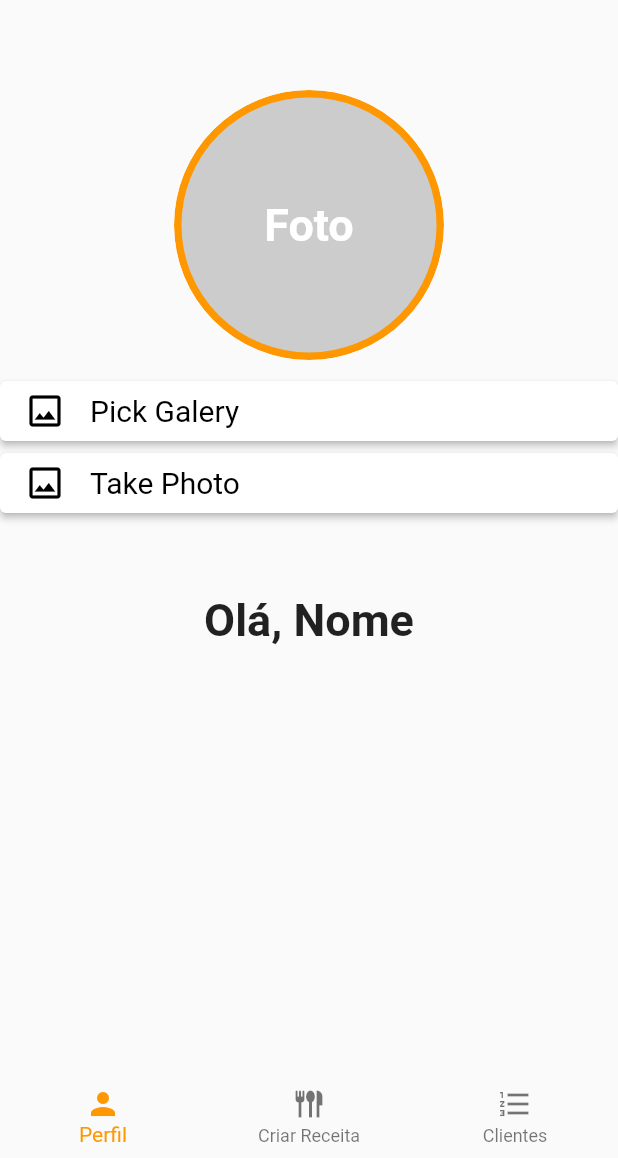
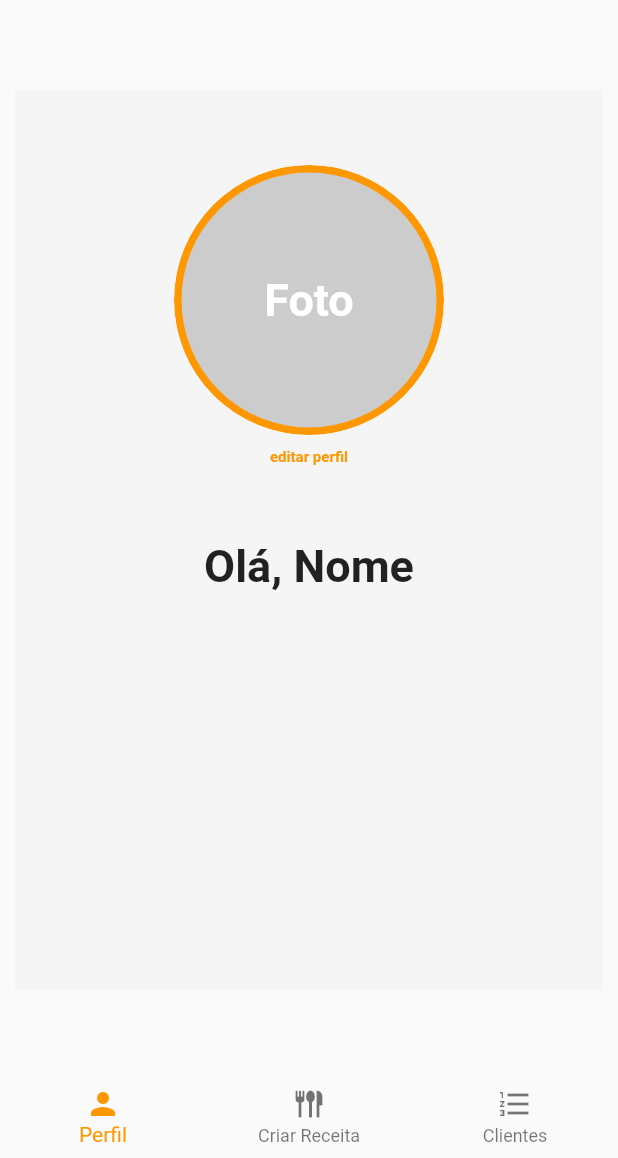
Before and after one commit to JoaoPaolinelli/nutritech, a Flutter app: the screen it shows after launch, on a phone screen of 412 x 824 dp, the part 78-1236 px from its top. Run offline on Flutter 3.47's test engine with Material 2 defaults, Android fonts, the light colour scheme and no system bars; our stand-ins replace image_picker, shared_preferences, sqflite; accounts and stored records are empty.

Commit message:
Teste de uso da Camera no Android

```diff
--- a/lib/home_page.dart
+++ b/lib/home_page.dart
@@ -1,4 +1,5 @@
 import 'dart:io';
+import 'package:flutter/cupertino.dart';
 import 'package:flutter/services.dart';
 import 'package:image_picker/image_picker.dart';
 import 'package:flutter/material.dart';
@@ -20,8 +21,13 @@ class HomePage extends StatefulWidget {
 class HomePageState extends State<HomePage> {
   File? image;
 
-  Future pickImage(ImageSource source) async {
+  Future pickImage(source) async {
     try {
+      if (source == null) {
+        setState(() => this.image = null);
+        return;
+      }
+
       final image = await ImagePicker().pickImage(source: source);
       if (image == null) return;
 
@@ -94,7 +100,9 @@ class HomePageState extends State<HomePage> {
               children: [
                 Container(
                   height: 600,
-                  width: MediaQuery.of(context).size.width,
+                  width: MediaQuery.of(context).size.width - 20,
+                  margin: const EdgeInsets.only(left: 10.0, right: 10.0),
+                  color: Color.fromARGB(5, 0, 0, 0),
                   child: Column(
                     mainAxisAlignment: MainAxisAlignment.start,
                     crossAxisAlignment: CrossAxisAlignment.center,
@@ -102,6 +110,7 @@ class HomePageState extends State<HomePage> {
                       Center(
                         child: Column(
                           children: [
+                            SizedBox(height: 50),
                             ClipOval(
                               child: Container(
                                 alignment: Alignment.center,
@@ -137,30 +146,60 @@ class HomePageState extends State<HomePage> {
                                       ),
                               ),
                             ),
-                            SizedBox(height: 10),
-                            buildButton(
-                              title: 'Pick Galery',
-                              icon: Icons.image_outlined,
-                              onClicked: () => pickImage(ImageSource.gallery),
+                            SizedBox(
+                              height: 30,
+                              child: TextButton(
+                                style: TextButton.styleFrom(
+                                  foregroundColor: Colors.orange,
+                                  //backgroundColor: Colors.white,
+                                  textStyle: TextStyle(
+                                      fontSize: 10,
+                                      fontWeight: FontWeight.bold),
+                                ),
+                                onPressed: () {
+                                  Platform.isIOS
+                                      ? showCupertinoModalPopup(
+                                          context: context,
+                                          builder: buildIOSActionSheet,
+                                        )
+                                      : showModalBottomSheet(
+                                          context: context,
+                                          builder: buildAndroidActionSheet,
+                                        );
+                                },
+                                child: const Text(
+                                  'editar perfil',
+                                  style: TextStyle(
+                                    color: Colors.orange,
+                                  ),
+                                ),
+                              ),
                             ),
-                            buildButton(
-                              title: 'Take Photo',
-                              icon: Icons.image_outlined,
-                              onClicked: () => pickImage(ImageSource.camera),
-                            ),
+                            // TextButton(onPressed: onPressed, child: const Text('Text')),
+
                             // Text('editar perfil',
                             //     textAlign: TextAlign.center,
-                            //     style: TextStyle(
-                            //         color: Colors.orange,
-                            //         fontSize: 10,
-                            //         fontWeight: FontWeight.bold)),
-                            SizedBox(height: 50),
+                            // style: TextStyle(
+                            //     color: Colors.orange,
+                            //     fontSize: 10,
+                            //     fontWeight: FontWeight.bold)),
+                            // SizedBox(height: 10),
+
+                            // buildButton(
+                            //   title: 'Pick Galery',
+                            //   icon: Icons.image_outlined,
+                            //   onClicked: () => pickImage(ImageSource.gallery),
+                            // ),
+                            // buildButton(
+                            //   title: 'Take Photo',
+                            //   icon: Icons.image_outlined,
+                            //   onClicked: () => pickImage(ImageSource.camera),
+                            // ),
+                            SizedBox(height: 40),
                             Text('Olá, Nome',
                                 textAlign: TextAlign.center,
                                 style: TextStyle(
-                                    // color: Colors.black,
-                                    fontSize: 30,
-                                    fontWeight: FontWeight.bold)),
+                                    fontSize: 30, fontWeight: FontWeight.bold)),
                           ],
                         ),
                       ),
@@ -169,7 +208,8 @@ class HomePageState extends State<HomePage> {
                 ),
                 Container(
                   height: 600,
-                  width: MediaQuery.of(context).size.width,
+                  width: MediaQuery.of(context).size.width - 20,
+                  margin: const EdgeInsets.only(left: 10.0, right: 10.0),
                   color: Colors.blue,
                   child: Column(
                     mainAxisAlignment: MainAxisAlignment.start,
@@ -179,7 +219,8 @@ class HomePageState extends State<HomePage> {
                 ),
                 Container(
                   height: 600,
-                  width: MediaQuery.of(context).size.width,
+                  width: MediaQuery.of(context).size.width - 20,
+                  margin: const EdgeInsets.only(left: 10.0, right: 10.0),
                   color: Colors.red,
                 ),
               ],
@@ -210,27 +251,73 @@ class HomePageState extends State<HomePage> {
     );
   }
 
-  Widget buildButton({
-    required String title,
-    required IconData icon,
-    required VoidCallback onClicked,
-  }) =>
-      ElevatedButton(
-        style: ElevatedButton.styleFrom(
-          minimumSize: Size.fromHeight(40),
-          foregroundColor: Colors.black,
-          backgroundColor: Colors.white,
-          textStyle: TextStyle(fontSize: 20),
+  Widget buildAndroidActionSheet(BuildContext context) {
+    return Column(
+      mainAxisSize: MainAxisSize.min,
+      children: [
+        ListTile(
+          leading: Icon(Icons.delete),
+          title: Text('Apagar'),
+          onTap: () => Navigator.of(context).pop(null),
         ),
-        child: Row(
-          children: [
-            Icon(icon, size: 28),
-            const SizedBox(width: 16),
-            Text(title),
-          ],
+        ListTile(
+          leading: Icon(Icons.camera_alt),
+          title: Text('Camera'),
+          onTap: () => Navigator.of(context).pop(ImageSource.camera),
         ),
-        onPressed: onClicked,
+        ListTile(
+          leading: Icon(Icons.image),
+          title: Text('Galeria'),
+          onTap: () => Navigator.of(context).pop(ImageSource.gallery),
+        ),
+      ],
+    );
+  }
+
+  Widget buildIOSActionSheet(BuildContext context) => CupertinoActionSheet(
+        actions: [
+          CupertinoActionSheetAction(
+            onPressed: () => Navigator.pop(context, pickImage(null)),
+            child: Text('Apagar', style: TextStyle(color: Colors.red)),
+          ),
+          CupertinoActionSheetAction(
+            onPressed: () =>
+                Navigator.pop(context, pickImage(ImageSource.camera)),
+            child: Text('Tirar Foto'),
+          ),
+          CupertinoActionSheetAction(
+            onPressed: () =>
+                Navigator.pop(context, pickImage(ImageSource.gallery)),
+            child: Text('Escolher Foto'),
+          ),
+        ],
+        cancelButton: CupertinoActionSheetAction(
+          child: Text('Cancelar'),
+          onPressed: () => Navigator.pop(context),
+        ), // CupertinoActionSheetAction
       );
+
+//   Widget buildButton({
+//     required String title,
+//     required IconData icon,
+//     required VoidCallback onClicked,
+//   }) =>
+//       ElevatedButton(
+//         style: ElevatedButton.styleFrom(
+//           minimumSize: Size.fromHeight(40),
+//           foregroundColor: Colors.black,
+//           backgroundColor: Colors.white,
+//           textStyle: TextStyle(fontSize: 20),
+//         ),
+//         child: Row(
+//           children: [
+//             Icon(icon, size: 28),
+//             const SizedBox(width: 16),
+//             Text(title),
+//           ],
+//         ),
+//         onPressed: onClicked,
+//       );
 }
 
 class CustomSwitch extends StatelessWidget {
--- a/lib/login_page.dart
+++ b/lib/login_page.dart
@@ -132,9 +132,8 @@ class _LoginPageState extends State<LoginPage> {
                 ),
                 SizedBox(height: 15),
                 TextButton(
-                  style: ButtonStyle(
-                    foregroundColor:
-                        MaterialStateProperty.all<Color>(Colors.orange),
+                  style: TextButton.styleFrom(
+                    foregroundColor: Colors.orange,
                   ),
                   onPressed: login,
                   child: Text('Entrar'),
```
